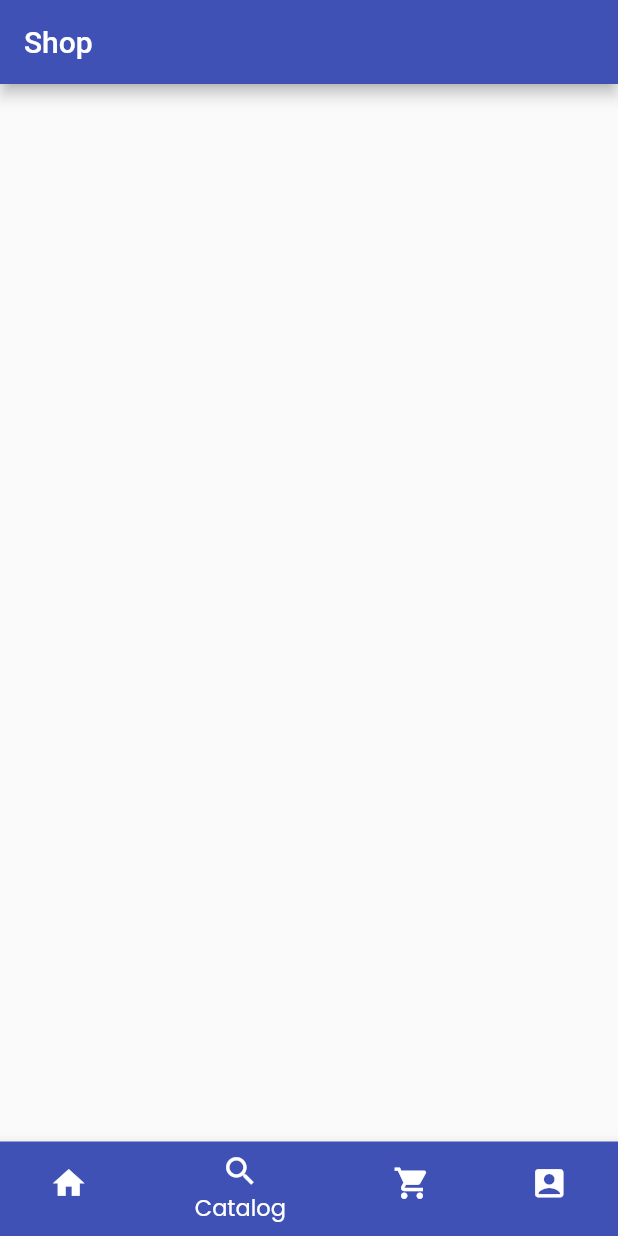
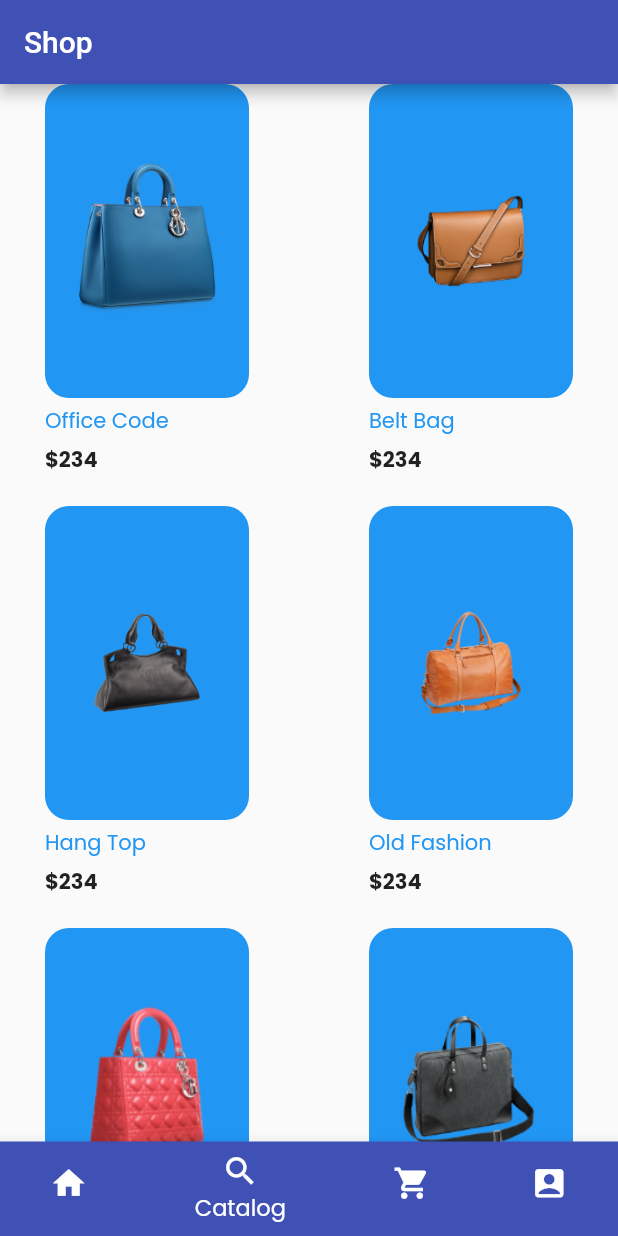
Before and after one commit to Chmelya/OnlineShop, a Flutter app: the screen it shows after launch, item 2 of the bottom bar chosen, on a phone screen of 412 x 824 dp. Run offline on Flutter 3.47's test engine with Material 2 defaults, Android fonts, the phone set to English and light mode, and no system bars; our stand-ins replace google_fonts; network calls fail.

Commit message:
grid and models create

```diff
--- a/online_shop/lib/constants.dart
+++ /dev/null
@@ -1,3 +0,0 @@
-import 'package:flutter/material.dart';
-
-const kDefaultPaddin = 20.0;
--- a/online_shop/lib/models/Product.dart
+++ b/online_shop/lib/models/Product.dart
@@ -11,3 +11,51 @@ class Product {
     this.description,
   });
 }
+
+List<Product> products = [
+  Product(
+      id: 1,
+      title: "Office Code",
+      price: 234,
+      description: dummyText,
+      image: "assets/images/bag_1.png",
+  ),
+  Product(
+      id: 2,
+      title: "Belt Bag",
+      price: 234,
+      description: dummyText,
+      image: "assets/images/bag_2.png",
+  ),
+  Product(
+      id: 3,
+      title: "Hang Top",
+      price: 234,
+      description: dummyText,
+      image: "assets/images/bag_3.png",
+  ),
+  Product(
+      id: 4,
+      title: "Old Fashion",
+      price: 234,
+      description: dummyText,
+      image: "assets/images/bag_4.png",
+  ),
+  Product(
+      id: 5,
+      title: "Office Code",
+      price: 234,
+      description: dummyText,
+      image: "assets/images/bag_5.png",
+  ),
+  Product(
+    id: 6,
+    title: "Office Code",
+    price: 234,
+    description: dummyText,
+    image: "assets/images/bag_6.png",
+  ),
+];
+
+String dummyText =
+    "Lorem Ipsum is simply dummy text of the printing and typesetting industry. Lorem Ipsum has been the industry's standard dummy text ever since. When an unknown printer took a galley.";
--- a/online_shop/lib/pages/BasePage.dart
+++ b/online_shop/lib/pages/BasePage.dart
@@ -1,5 +1,7 @@
 import 'package:flutter/material.dart';
 import 'package:online_shop/pages/CatalogPage.dart';
+import 'package:online_shop/models/Product.dart';
+import 'package:online_shop/pages/components/ProductTile.dart';
 
 class BasePage extends StatefulWidget{
   @override
--- a/online_shop/lib/pages/CatalogPage.dart
+++ b/online_shop/lib/pages/CatalogPage.dart
@@ -1,6 +1,8 @@
 import 'dart:convert';
 import 'package:flutter/material.dart';
 import 'package:http/http.dart' as http;
+import 'package:online_shop/models/Product.dart';
+import 'package:online_shop/pages/components/ProductTile.dart';
 
 class CatalogPage extends StatefulWidget {
   @override
@@ -33,12 +35,20 @@ class MyState extends State<CatalogPage> {
 
   @override
   Widget build(BuildContext context) {
-    ListView myList = ListView.builder(
-    itemCount: questions == null ? 0 : questions.length,
+    GridView myList = GridView.builder(
+    itemCount: products == null ? 0 : products.length,
+    gridDelegate: new SliverGridDelegateWithFixedCrossAxisCount(
+      crossAxisCount: 2,
+      mainAxisSpacing: 20,
+      crossAxisSpacing: 20,
+      childAspectRatio: 0.75,
+    ),
     itemBuilder: (BuildContext context, int index) {
-      return new ListTile(
-          title: Text(questions[index]["title"]),
-          subtitle: Text("Asked by ${questions[index]["owner"]["display_name"]}"),
+        return Expanded (
+          child: Padding(
+            padding: const EdgeInsets.symmetric(horizontal: 20),
+            child: new ProductTile(product: products[index]),
+          ),
         );
       }
     );
--- /dev/null
+++ b/online_shop/lib/pages/components/ProductTile.dart
@@ -0,0 +1,46 @@
+import 'package:flutter/material.dart';
+import 'package:online_shop/models/Product.dart';
+
+class ProductTile extends StatelessWidget {
+  const ProductTile({
+    Key key,
+    @required this.product,
+  }) : super(key: key);
+
+  final Product product;
+
+  @override
+  Widget build(BuildContext context) {
+    return Padding(
+      padding: const EdgeInsets.symmetric(horizontal: 10),
+      child: Column(
+        crossAxisAlignment: CrossAxisAlignment.start,
+        children: <Widget>[
+          Expanded(
+            child: Container(
+              padding: EdgeInsets.all(20),
+              //height: 180,
+              //width: 160,
+              decoration: BoxDecoration(
+                color: Colors.blue,
+                borderRadius: BorderRadius.circular(16),
+              ),
+              child: Image.asset(product.image), //поменять на картнику по url
+            ),
+          ),
+          Padding(
+            padding: const EdgeInsets.symmetric(vertical: 5),
+            child: Text(
+              product.title,
+              style: TextStyle(color: Colors.blue),
+            ),
+          ),
+          Text(
+            "\$${product.price}",
+            style: TextStyle(fontWeight: FontWeight.bold),
+          ),
+        ],
+      ),
+    );
+  }
+}
--- a/online_shop/pubspec.yaml
+++ b/online_shop/pubspec.yaml
@@ -48,7 +48,8 @@ flutter:
   uses-material-design: true
 
   # To add assets to your application, add an assets section, like this:
-  # assets:
+  assets:
+    - assets/images/
 
   # An image asset can refer to one or more resolution-specific "variants", see
   # https://flutter.dev/assets-and-images/#resolution-aware.
```
Also changed, not shown: online_shop/assets/images/bag_1.png (added), online_shop/assets/images/bag_2.png (added), online_shop/assets/images/bag_3.png (added), online_shop/assets/images/bag_4.png (added), online_shop/assets/images/bag_5.png (added), online_shop/assets/images/bag_6.png (added).
